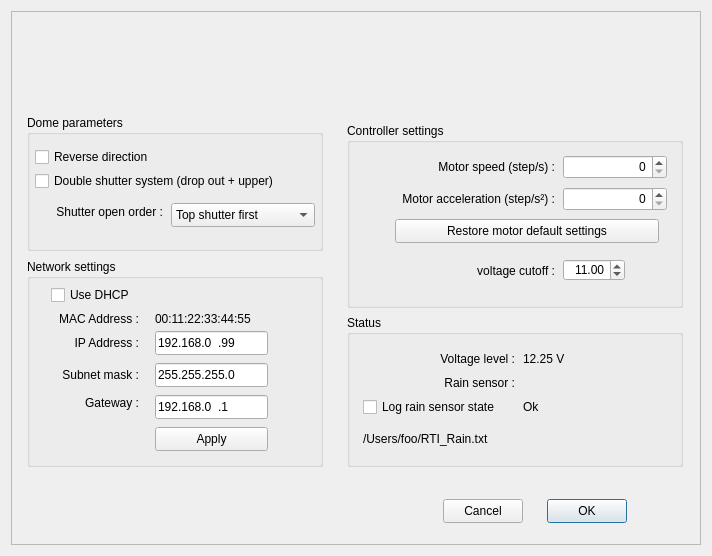
Above: RTI-RoR.ui from rpineau/RTI-RoR before the change. Below: the same form after it.
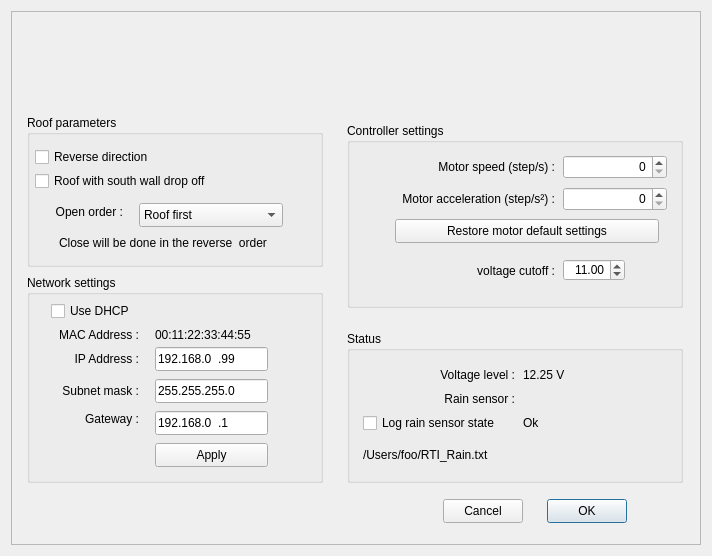
That is the form after the change. Icons and pictures are not drawn. Custom widgets are drawn as their Qt base class.

```diff
--- a/RTI-RoR.ui
+++ b/RTI-RoR.ui
@@ -58,11 +58,11 @@
         <x>16</x>
         <y>104</y>
         <width>296</width>
-        <height>136</height>
+        <height>152</height>
        </rect>
       </property>
       <property name="title">
-       <string>Dome parameters</string>
+       <string>Roof parameters</string>
       </property>
       <widget class="QCheckBox" name="needReverse">
        <property name="geometry">
@@ -87,13 +87,13 @@
         </rect>
        </property>
        <property name="text">
-        <string>Double shutter system (drop out + upper)</string>
+        <string>Roof with south wall drop off</string>
        </property>
       </widget>
       <widget class="QComboBox" name="comboBox_2">
        <property name="geometry">
         <rect>
-         <x>144</x>
+         <x>112</x>
          <y>88</y>
          <width>144</width>
          <height>24</height>
@@ -101,7 +101,7 @@
        </property>
        <item>
         <property name="text">
-         <string>Top shutter first</string>
+         <string>Roof first</string>
         </property>
        </item>
        <item>
@@ -113,19 +113,35 @@
       <widget class="QLabel" name="label_18">
        <property name="geometry">
         <rect>
-         <x>8</x>
+         <x>0</x>
          <y>85</y>
-         <width>128</width>
+         <width>96</width>
          <height>24</height>
         </rect>
        </property>
        <property name="text">
-        <string>Shutter open order :</string>
+        <string>Open order :</string>
        </property>
        <property name="alignment">
         <set>Qt::AlignRight|Qt::AlignTrailing|Qt::AlignVCenter</set>
        </property>
       </widget>
+      <widget class="QLabel" name="label">
+       <property name="geometry">
+        <rect>
+         <x>32</x>
+         <y>120</y>
+         <width>248</width>
+         <height>16</height>
+        </rect>
+       </property>
+       <property name="text">
+        <string>Close will be done in the reverse  order</string>
+       </property>
+       <property name="alignment">
+        <set>Qt::AlignLeading|Qt::AlignLeft|Qt::AlignVCenter</set>
+       </property>
+      </widget>
      </widget>
      <widget class="QGroupBox" name="ControllerParams">
       <property name="geometry">
@@ -304,7 +320,7 @@
       <property name="geometry">
        <rect>
         <x>336</x>
-        <y>304</y>
+        <y>320</y>
         <width>336</width>
         <height>152</height>
        </rect>
@@ -404,7 +420,7 @@
       <property name="geometry">
        <rect>
         <x>16</x>
-        <y>248</y>
+        <y>264</y>
         <width>296</width>
         <height>208</height>
        </rect>
```
Left out of the diff: 2 changed lines with no effect on the pictures.
